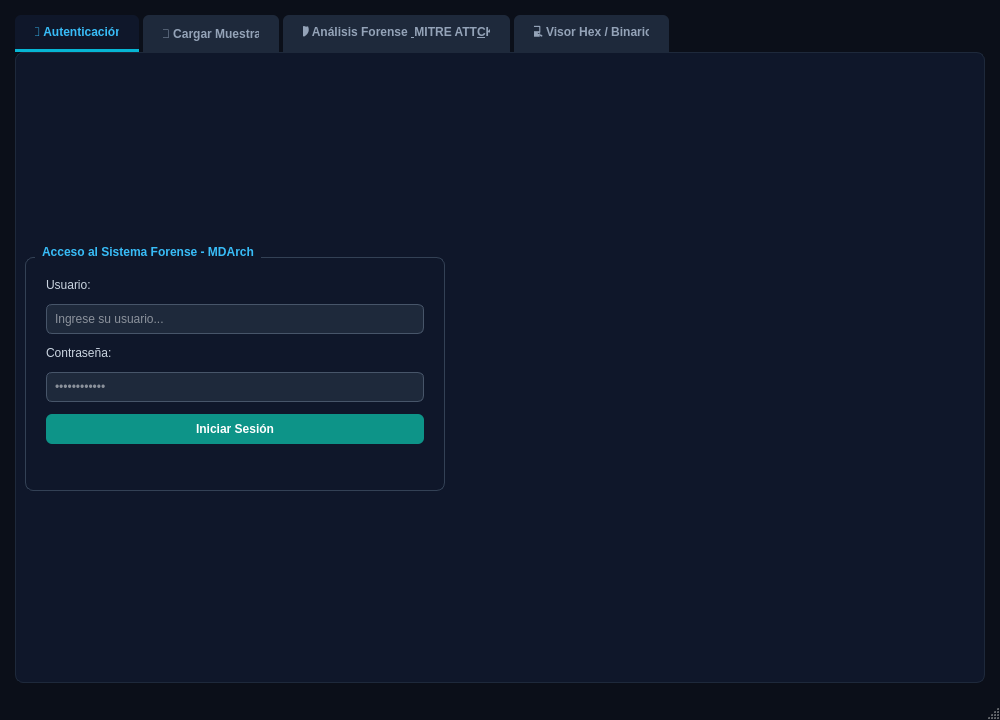
This is app/views/main_window.ui in kleiverkimg/MDarch---PROGRAMACION-I-UNC as Qt 5 draws it before an edit. The edited form follows.
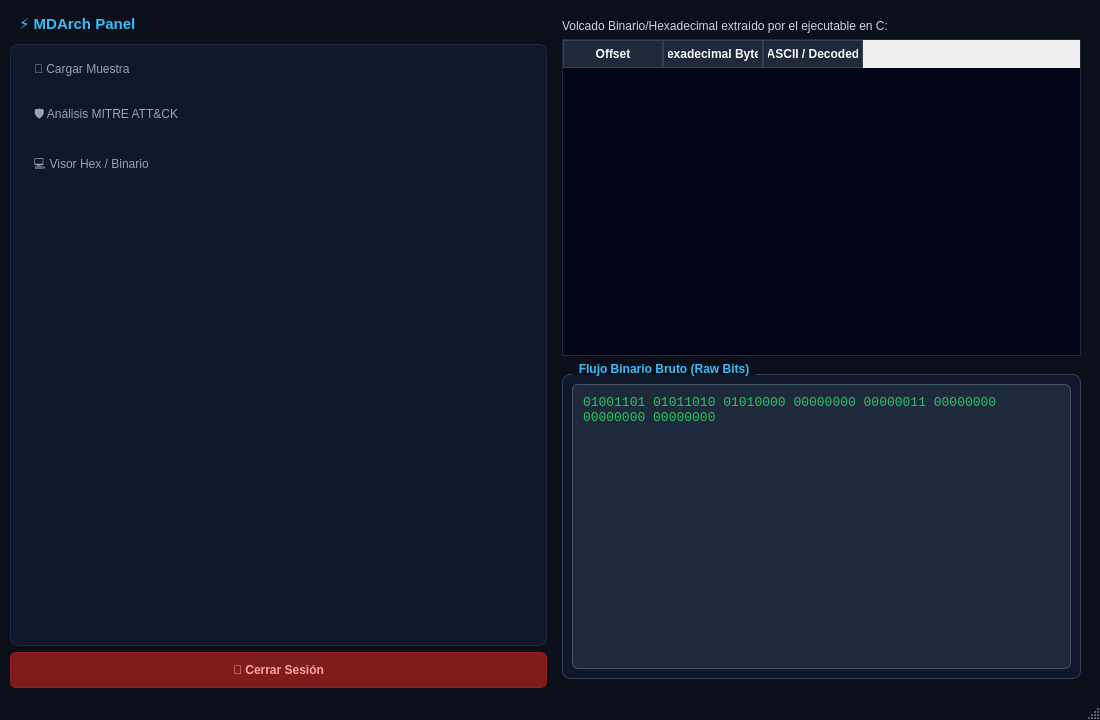
This is the edited form. The open tabs and pages were chosen to show the change.

What changed in the file:
```diff
--- a/app/views/main_window.ui
+++ b/app/views/main_window.ui
@@ -6,7 +6,7 @@
    <rect>
     <x>0</x>
     <y>0</y>
-    <width>1000</width>
+    <width>1100</width>
     <height>720</height>
    </rect>
   </property>
@@ -23,24 +23,41 @@
     QWidget {
       color: #cbd5e1;
     }
-    QTabWidget::pane {
-      border: 1px solid #1e293b;
+    /* Estilo del Menú Izquierdo */
+    QListWidget#menuList {
       background-color: #0f172a;
+      border: 1px solid #1e293b;
       border-radius: 8px;
+      padding: 5px;
+      outline: 0px;
     }
-    QTabBar::tab {
-      background: #1e293b;
+    QListWidget#menuList::item {
       color: #94a3b8;
-      padding: 10px 20px;
-      margin-right: 4px;
-      border-top-left-radius: 6px;
-      border-top-right-radius: 6px;
+      padding: 12px 15px;
+      margin-bottom: 5px;
+      border-radius: 6px;
       font-weight: bold;
     }
-    QTabBar::tab:selected {
-      background: #0f172a;
+    QListWidget#menuList::item:selected {
+      background-color: #0284c7;
+      color: #ffffff;
+    }
+    QListWidget#menuList::item:hover {
+      background-color: #1e293b;
       color: #38bdf8;
-      border-bottom: 3px solid #06b6d4;
+    }
+    /* Botón de Cerrar Sesión */
+    QPushButton#btnLogout {
+      background-color: #7f1d1d;
+      color: #fca5a5;
+      border-radius: 6px;
+      font-weight: bold;
+      padding: 10px;
+      border: 1px solid #991b1b;
+    }
+    QPushButton#btnLogout:hover {
+      background-color: #991b1b;
+      color: #ffffff;
     }
     QGroupBox {
       border: 1px solid #334155;
@@ -48,6 +65,7 @@
       margin-top: 12px;
       font-weight: bold;
       color: #38bdf8;
+      background-color: #0f172a;
     }
     QGroupBox::title {
       subcontrol-origin: margin;
@@ -97,21 +115,18 @@
    </string>
   </property>
   <widget class="QWidget" name="centralwidget">
-   <layout class="QVBoxLayout" name="verticalLayoutMain">
-    <property name="leftMargin"><number>15</number></property>
-    <property name="topMargin"><number>15</number></property>
-    <property name="rightMargin"><number>15</number></property>
-    <property name="bottomMargin"><number>15</number></property>
+   <layout class="QVBoxLayout" name="verticalLayoutMainContainer">
+    <property name="leftMargin"><number>0</number></property>
+    <property name="topMargin"><number>0</number></property>
+    <property name="rightMargin"><number>0</number></property>
+    <property name="bottomMargin"><number>0</number></property>
     <item>
-     <widget class="QTabWidget" name="mainTabWidget">
+     <widget class="QStackedWidget" name="stackedMain">
       <property name="currentIndex"><number>0</number></property>
       
-      <!-- PESTAÑA 1: LOGIN -->
-      <widget class="QWidget" name="tabLogin">
-       <attribute name="title">
-        <string>🔑 Autenticación</string>
-       </attribute>
-       <layout class="QVBoxLayout" name="vLayoutLogin">
+      <!-- CAPA 0: PANTALLA DE LOGIN (Cubre todo) -->
+      <widget class="QWidget" name="pageLogin">
+       <layout class="QVBoxLayout" name="vLayoutLoginContainer">
         <item>
          <spacer name="spacerTopLogin">
           <property name="orientation"><enum>Qt::Vertical</enum></property>
@@ -123,23 +138,23 @@
           </property>
          </spacer>
         </item>
-        <item>
+        <item align="Qt::AlignCenter">
          <widget class="QGroupBox" name="groupLogin">
+          <property name="minimumSize">
+           <size><width>420</width><height>320</height></size>
+          </property>
           <property name="maximumSize">
-           <size>
-            <width>420</width>
-            <height>300</height>
-           </size>
+           <size><width>420</width><height>320</height></size>
           </property>
           <property name="title">
-           <string>Acceso al Sistema Forense - MDArch</string>
+           <string>🔑 Autenticación - MDArch SyS</string>
           </property>
           <layout class="QVBoxLayout" name="vLayoutForm">
            <property name="spacing"><number>12</number></property>
-           <property name="leftMargin"><number>20</number></property>
-           <property name="topMargin"><number>20</number></property>
-           <property name="rightMargin"><number>20</number></property>
-           <property name="bottomMargin"><number>20</number></property>
+           <property name="leftMargin"><number>25</number></property>
+           <property name="topMargin"><number>25</number></property>
+           <property name="rightMargin"><number>25</number></property>
+           <property name="bottomMargin"><number>25</number></property>
            <item>
             <widget class="QLabel" name="UserLabel">
              <property name="text"><string>Usuario:</string></property>
@@ -190,11 +205,51 @@
        </layout>
       </widget>
 
-      <!-- PESTAÑA 2: CARGA Y CONFIGURACIÓN -->
-      <widget class="QWidget" name="tabUpload">
-       <attribute name="title">
-        <string>📂 Cargar Muestra</string>
-       </attribute>
+      <!-- CAPA 1: DASHBOARD PRINCIPAL (Menú Izquierdo + Contenido) -->
+      <widget class="QWidget" name="pageDashboard">
+       <layout class="QHBoxLayout" name="hLayoutDashboardMain">
+        <property name="leftMargin"><number>10</number></property>
+        <property name="topMargin"><number>10</number></property>
+        <property name="rightMargin"><number>10</number></property>
+        <property name="bottomMargin"><number>10</number></property>
+        
+        <!-- MENÚ LATERAL IZQUIERDO -->
+        <item>
+         <layout class="QVBoxLayout" name="vLayoutSidebar">
+          <item>
+           <widget class="QLabel" name="lblMenuTitle">
+            <property name="font">
+             <font><pointsize>11</pointsize><weight>75</weight><bold>true</bold></font>
+            </property>
+            <property name="styleSheet"><string>color: #38bdf8; padding: 5px;</string></property>
+            <property name="text"><string>⚡ MDArch Panel</string></property>
+           </widget>
+          </item>
+          <item>
+           <widget class="QListWidget" name="menuList">
+            <property name="maximumWidth">
+             <size><width>220</width><height>16777215</height></size>
+            </property>
+            <item><property name="text"><string>📂 Cargar Muestra</string></property></item>
+            <item><property name="text"><string>🛡️ Análisis MITRE ATT&amp;CK</string></property></item>
+            <item><property name="text"><string>💻 Visor Hex / Binario</string></property></item>
+           </widget>
+          </item>
+          <item>
+           <widget class="QPushButton" name="btnLogout">
+            <property name="text"><string>🚪 Cerrar Sesión</string></property>
+           </widget>
+          </item>
+         </layout>
+        </item>
+
+        <!-- CONTENEDOR DERECHO DE LAS VISTAS -->
+        <item>
+         <widget class="QStackedWidget" name="stackedContent">
+          <property name="currentIndex"><number>0</number></property>
+          
+          <!-- VISTA 1: CARGAR MUESTRA -->
+          <widget class="QWidget" name="subTabUpload">
        <layout class="QVBoxLayout" name="vLayoutUpload">
         <item>
          <widget class="QGroupBox" name="groupConfig">
@@ -271,11 +326,8 @@
        </layout>
       </widget>
 
-      <!-- PESTAÑA 3: DASHBOARD FORENSE & MITRE ATT&CK -->
-      <widget class="QWidget" name="tabDashboard">
-       <attribute name="title">
-        <string>🛡️ Análisis Forense &amp; MITRE ATT&amp;CK</string>
-       </attribute>
+          <!-- VISTA 2: ANÁLISIS FORENSE & MITRE ATT&CK -->
+          <widget class="QWidget" name="subTabDashboard">
        <layout class="QVBoxLayout" name="vLayoutDashboard">
         <item>
          <widget class="QGroupBox" name="groupMitre">
@@ -320,11 +372,8 @@
        </layout>
       </widget>
 
-      <!-- PESTAÑA 4: VISOR HEXADECIMAL Y BINARIO -->
-      <widget class="QWidget" name="tabHexViewer">
-       <attribute name="title">
-        <string>💻 Visor Hex / Binario</string>
-       </attribute>
+          <!-- VISTA 3: VISOR HEXADECIMAL Y BINARIO -->
+          <widget class="QWidget" name="subTabHexViewer">
        <layout class="QVBoxLayout" name="vLayoutHex">
         <item>
          <widget class="QLabel" name="lblHexInfo">
@@ -346,21 +395,16 @@
            <item>
             <widget class="QTextEdit" name="txtBinaryStream">
              <property name="readOnly"><bool>true</bool></property>
-             <property name="font">
-              <font><family>Consolas</family><pointsize>10</pointsize></font>
-             </property>
-             <property name="html">
-              <string>&lt;!DOCTYPE HTML PUBLIC "-//W3C//DTD HTML 4.0//EN" "http://www.w3.org/TR/REC-html40/strict.dtd"&gt;
-&lt;html&gt;&lt;head&gt;&lt;style type="text/css"&gt;
-p, li { white-space: pre-wrap; }
-&lt;/style&gt;&lt;/head&gt;&lt;body style=" font-size:10pt; font-weight:400; font-style:normal;"&gt;
-&lt;p style=" margin-top:0px; margin-bottom:0px; margin-left:0px; margin-right:0px; -qt-block-indent:0; text-indent:0px;"&gt;&lt;span style=" color:#22c55e;"&gt;01001101 01011010 01010000 00000000 00000011 00000000 00000000 00000000&lt;/span&gt;&lt;/p&gt;
-&lt;p style=" margin-top:0px; margin-bottom:0px; margin-left:0px; margin-right:0px; -qt-block-indent:0; text-indent:0px;"&gt;&lt;span style=" color:#22c55e;"&gt;00000100 00000000 00000000 00000000 11111111 11111111 00000000 00000000&lt;/span&gt;&lt;/p&gt;
-&lt;/body&gt;&lt;/html&gt;</string>
-             </property>
+                 <property name="font"><font><family>Consolas</family><pointsize>10</pointsize></font></property>
+                 <property name="html"><string>&lt;html&gt;&lt;body&gt;&lt;span style=" color:#22c55e;"&gt;01001101 01011010 01010000 00000000 00000011 00000000 00000000 00000000&lt;/span&gt;&lt;/body&gt;&lt;/html&gt;</string></property>
             </widget>
            </item>
           </layout>
+             </widget>
+            </item>
+           </layout>
+          </widget>
+
          </widget>
         </item>
        </layout>
```
Left out of the diff: 109 changed lines with no effect on the pictures. Lines whose indentation alone changed are shown as unchanged.
